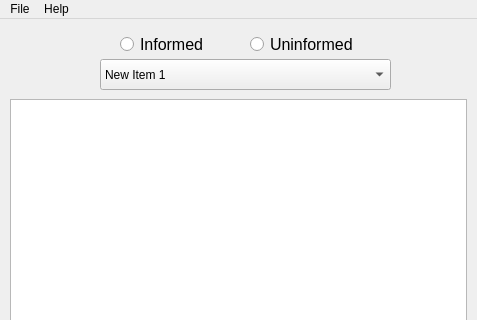
Above: ventana.ui from vialrogo/agentes-ia before the change; both pictures show x 0 to 477 and y 0 to 320 of the 477 by 665 pixel window. Below: the same form after it.
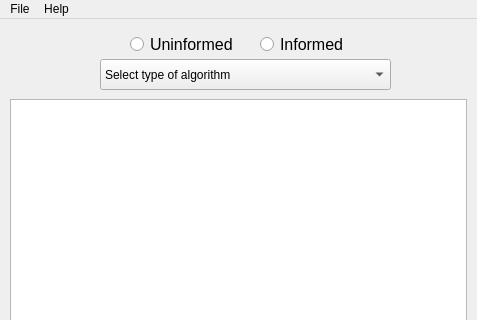
That is the form after the change.

Commit message:
Se agregan las opciones al comboBox y se conectan las acciones de los radioButton. Se colocan una lineas en el main para corregir la codificación de la aplicación. Se revisa si se ha cargado el mapa y si se ha seleccionado un algoritmo.
¡¡QUE TE MEJORES ERIKA!! :D :D

The edit to the form file:
```diff
--- a/ventana.ui
+++ b/ventana.ui
@@ -87,12 +87,7 @@
     </property>
     <item>
      <property name="text">
-      <string>New Item 1</string>
-     </property>
-    </item>
-    <item>
-     <property name="text">
-      <string>New Item 2</string>
+      <string>Select type of algorithm</string>
      </property>
     </item>
    </widget>
@@ -109,7 +104,7 @@
    <widget class="QRadioButton" name="radioButton">
     <property name="geometry">
      <rect>
-      <x>120</x>
+      <x>260</x>
       <y>10</y>
       <width>109</width>
       <height>31</height>
@@ -127,7 +122,7 @@
    <widget class="QRadioButton" name="radioButton_2">
     <property name="geometry">
      <rect>
-      <x>250</x>
+      <x>130</x>
       <y>10</y>
       <width>131</width>
       <height>31</height>
```
Left out of the diff: 4 changed lines with no effect on the pictures. The commit also changes 5 other files.
